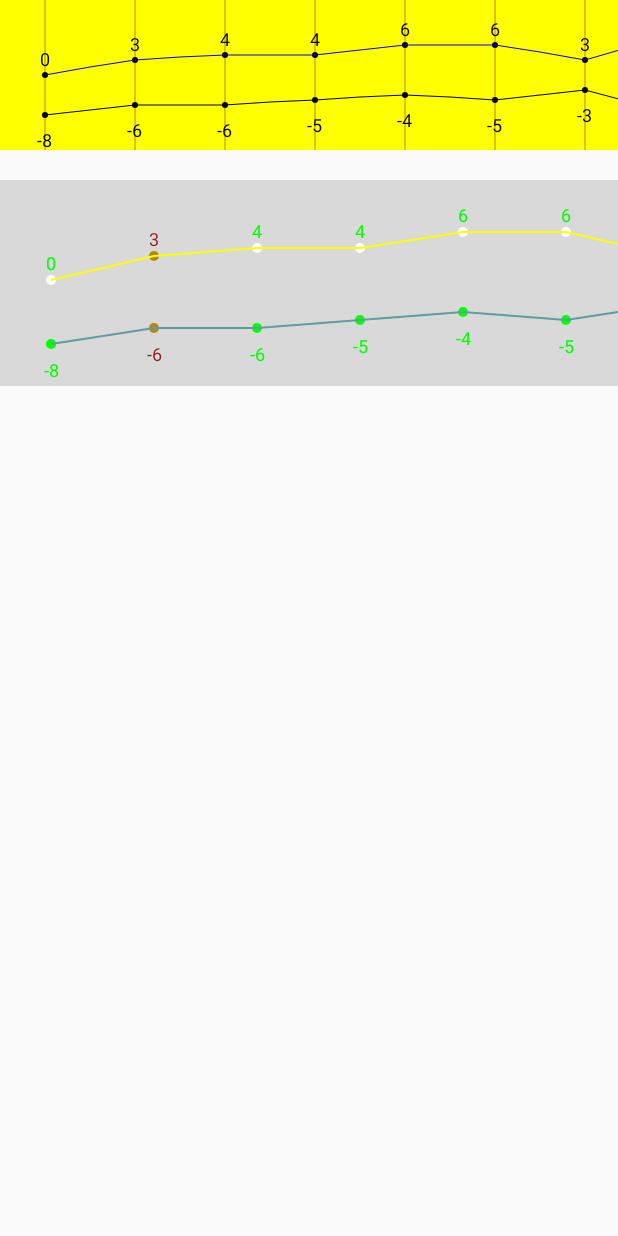
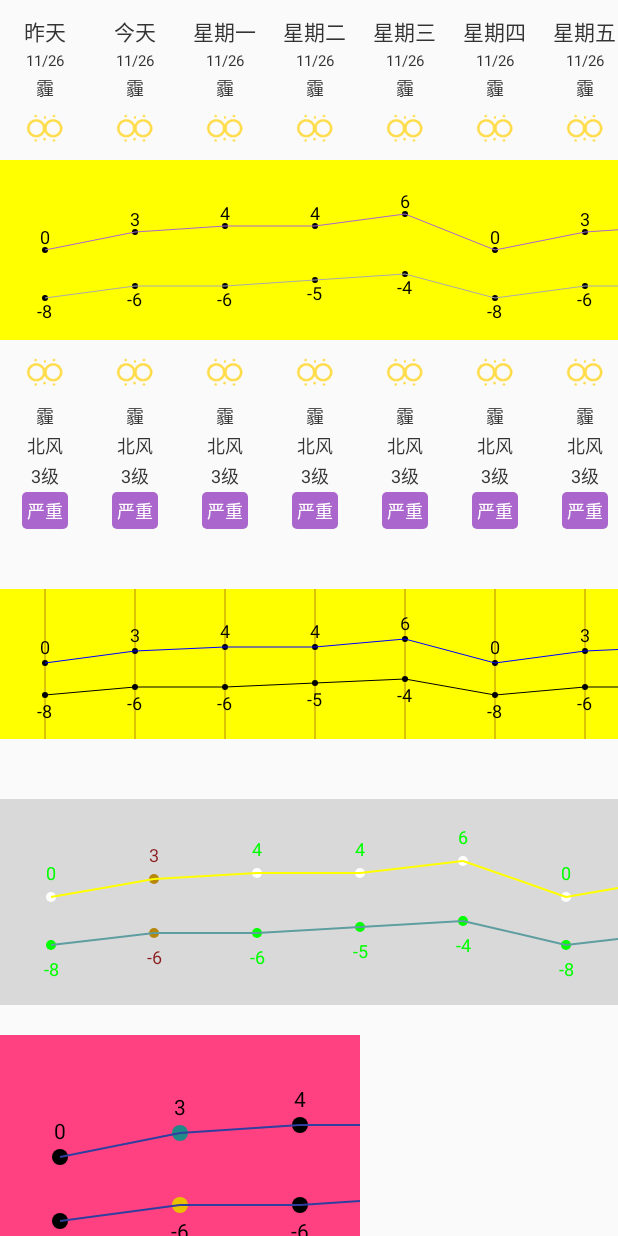
Before and after one commit to cjiahuan/WeatherView, an Android app: the screen it shows after launch (MainActivity), on a phone screen of 412 x 824 dp. Run offline under Robolectric (Android 15) with nearby library versions, the phone set to English and light mode, and no system bars.

Commit message:
finish v1.0.0 cjh

```diff
--- /dev/null
+++ b/app/src/main/java/cjh/weatherview/CompleteShowAdapter.java
@@ -0,0 +1,67 @@
+package cjh.weatherview;
+
+import android.content.Context;
+import android.support.v7.widget.RecyclerView;
+import android.view.LayoutInflater;
+import android.view.View;
+import android.view.ViewGroup;
+import android.widget.TextView;
+
+import java.util.ArrayList;
+import java.util.List;
+
+import cjh.weatherviewlibarary.WeatherView;
+
+/**
+ * Created by cjh on 16-11-27.
+ */
+
+public class CompleteShowAdapter extends RecyclerView.Adapter<CompleteShowAdapter.ViewHolder> {
+
+    private List<MyWeatherData> datas = new ArrayList<>();
+
+    private int highestDegree, lowestDegree;
+
+    private Context context;
+    private int weatherViewW;
+
+    public CompleteShowAdapter(Context context, List<MyWeatherData> datas, int highestDegree, int lowestDegree, int weatherViewW) {
+        this.context = context;
+        this.datas = datas;
+        this.highestDegree = highestDegree;
+        this.lowestDegree = lowestDegree;
+        this.weatherViewW = weatherViewW;
+    }
+
+    @Override
+    public ViewHolder onCreateViewHolder(ViewGroup parent, int viewType) {
+        View view = LayoutInflater.from(
+                context).inflate(R.layout.beta_weather, parent,
+                false);
+        return new ViewHolder(view);
+    }
+
+    @Override
+    public void onBindViewHolder(ViewHolder holder, int position) {
+        MyWeatherData myWeatherData = datas.get(position);
+        ((TextView) (holder.view.findViewById(R.id.date1))).setText(myWeatherData.date);
+        ((WeatherView<MyWeatherData>) (holder.view.findViewById(R.id.weatherView))).setWH(weatherViewW, weatherViewW * 2);
+        ((WeatherView<MyWeatherData>) (holder.view.findViewById(R.id.weatherView))).setDatas(datas, highestDegree, lowestDegree, position);
+    }
+
+    @Override
+    public int getItemCount() {
+        return datas.size();
+    }
+
+    static class ViewHolder extends RecyclerView.ViewHolder {
+
+        public View view;
+
+        public ViewHolder(View itemView) {
+            super(itemView);
+            this.view = itemView;
+        }
+    }
+
+}
--- a/app/src/main/java/cjh/weatherview/MainActivity.java
+++ b/app/src/main/java/cjh/weatherview/MainActivity.java
@@ -16,8 +16,10 @@ import cjh.weatherviewlibarary.WeatherView;
 
 public class MainActivity extends AppCompatActivity {
 
-    private RecyclerView recyclerView, recyclerView1;
+    private RecyclerView recyclerView2, recyclerView, recyclerView1;
     DisplayMetrics dm;
+
+    private WeatherView<MyWeatherData> weatherView1, weatherView2, weatherView3;
 
     public static MainActivity instance;
 
@@ -31,20 +33,36 @@ public class MainActivity extends AppCompatActivity {
 
         int mScreenWidth = dm.widthPixels;
 
+        List<MyWeatherData> datas = new ArrayList<>();
+        datas.add(new MyWeatherData(0, -8, "昨天"));
+        datas.add(new MyWeatherData(3, -6, "今天"));
+        datas.add(new MyWeatherData(4, -6, "星期一"));
+        datas.add(new MyWeatherData(4, -5, "星期二"));
+        datas.add(new MyWeatherData(6, -4, "星期三"));
+        datas.add(new MyWeatherData(0, -8, "星期四"));
+        datas.add(new MyWeatherData(3, -6, "星期五"));
+        datas.add(new MyWeatherData(4, -6, "星期六"));
+        datas.add(new MyWeatherData(4, -5, "星期日"));
+        datas.add(new MyWeatherData(6, -5, "星期一"));
+        datas.add(new MyWeatherData(3, -3, "星期二"));
+        datas.add(new MyWeatherData(8, -8, "星期三"));
+        datas.add(new MyWeatherData(0, -8, "星期四"));
+        datas.add(new MyWeatherData(3, -6, "星期五"));
+        datas.add(new MyWeatherData(4, -6, "星期六"));
+
+        recyclerView2 = (RecyclerView) findViewById(R.id.recyclerView2);
+        LinearLayoutManager linearLayoutManager2 = new LinearLayoutManager(this);
+        linearLayoutManager2.setOrientation(LinearLayoutManager.HORIZONTAL);
+        recyclerView2.setLayoutManager(linearLayoutManager2);
+        recyclerView2.setAdapter(new CompleteShowAdapter(this, datas, 8, -8, mScreenWidth / 6));
+
+
         //default WeatherView
         recyclerView = (RecyclerView) findViewById(R.id.recyclerView);
         LinearLayoutManager linearLayoutManager = new LinearLayoutManager(this);
         linearLayoutManager.setOrientation(LinearLayoutManager.HORIZONTAL);
         recyclerView.setLayoutManager(linearLayoutManager);
-        List<MyWeatherData> datas = new ArrayList<>();
-        datas.add(new MyWeatherData(0, -8));
-        datas.add(new MyWeatherData(3, -6));
-        datas.add(new MyWeatherData(4, -6));
-        datas.add(new MyWeatherData(4, -5));
-        datas.add(new MyWeatherData(6, -4));
-        datas.add(new MyWeatherData(6, -5));
-        datas.add(new MyWeatherData(3, -3));
-        datas.add(new MyWeatherData(8, -8));
+
         recyclerView.setAdapter(new MyAdapter(this, datas, 8, -8, mScreenWidth / 6, MyAdapter.DEFAULT_WEATHERVIEW));
 
 
@@ -53,6 +71,13 @@ public class MainActivity extends AppCompatActivity {
         linearLayoutManager1.setOrientation(LinearLayoutManager.HORIZONTAL);
         recyclerView1.setLayoutManager(linearLayoutManager1);
         recyclerView1.setAdapter(new MyAdapter(this, datas, 8, -8, mScreenWidth / 6, MyAdapter.SETTING_WEATHERVIEW));
+
+        weatherView1 = (WeatherView<MyWeatherData>) findViewById(R.id.weatherView1);
+        weatherView2 = (WeatherView<MyWeatherData>) findViewById(R.id.weatherView2);
+        weatherView3 = (WeatherView<MyWeatherData>) findViewById(R.id.weatherView3);
+        weatherView1.setDatas(datas, 8, -8, 0);
+        weatherView2.setDatas(datas, 8, -8, 1);
+        weatherView3.setDatas(datas, 8, -8, 2);
     }
 
 
--- a/app/src/main/java/cjh/weatherview/MyAdapter.java
+++ b/app/src/main/java/cjh/weatherview/MyAdapter.java
@@ -50,7 +50,7 @@ public class MyAdapter extends RecyclerView.Adapter<MyAdapter.ViewHolder> {
             holder.weatherView.setWH(weatherViewW, weatherViewW * 2);
             holder.weatherView.setBackgroundColor(Color.parseColor("#22000000"));
             holder.weatherView.setDotParams(MainActivity.instance.dip2px(3), Color.parseColor("#FFFFFF"), Color.parseColor("#00FF00"));
-            holder.weatherView.setTxtParams(MainActivity.instance.sp2px(12), Color.parseColor("#00ff00"), MainActivity.instance.dip2px(8), MainActivity.instance.dip2px(5));
+            holder.weatherView.setTxtParams(MainActivity.instance.sp2px(12), Color.parseColor("#00ff00"), MainActivity.instance.dip2px(8), MainActivity.instance.dip2px(10));
             holder.weatherView.setLineParams(MainActivity.instance.dip2px(1), Color.YELLOW, Color.parseColor("#5F9EA0"));
             if (position == 1) {
                 holder.weatherView.setToday(true);
--- a/app/src/main/java/cjh/weatherview/MyWeatherData.java
+++ b/app/src/main/java/cjh/weatherview/MyWeatherData.java
@@ -10,13 +10,15 @@ public class MyWeatherData implements IBaseWeatherData {
 
     public int highDegree;
     public int lowDegree;
+    public String date;
 
     public MyWeatherData() {
     }
 
-    public MyWeatherData(int highDegree, int lowDegree) {
+    public MyWeatherData(int highDegree, int lowDegree, String date) {
         this.highDegree = highDegree;
         this.lowDegree = lowDegree;
+        this.date = date;
     }
 
     @Override
--- /dev/null
+++ b/app/src/main/res/drawable/shape_serious.xml
@@ -0,0 +1,8 @@
+<?xml version="1.0" encoding="utf-8"?>
+<shape xmlns:android="http://schemas.android.com/apk/res/android"
+    android:shape="rectangle">
+
+    <corners android:radius="3dp"></corners>
+
+    <solid android:color="@android:color/holo_purple"></solid>
+</shape>
--- a/app/src/main/res/layout/activity_main.xml
+++ b/app/src/main/res/layout/activity_main.xml
@@ -12,10 +12,19 @@
         android:layout_height="match_parent"
         android:orientation="vertical">
 
+
+        <android.support.v7.widget.RecyclerView
+            android:id="@+id/recyclerView2"
+            android:layout_width="match_parent"
+            android:layout_height="wrap_content">
+
+        </android.support.v7.widget.RecyclerView>
+
         <android.support.v7.widget.RecyclerView
             android:id="@+id/recyclerView"
             android:layout_width="match_parent"
-            android:layout_height="wrap_content">
+            android:layout_height="wrap_content"
+            android:layout_marginTop="40dp">
 
         </android.support.v7.widget.RecyclerView>
 
@@ -24,9 +33,71 @@
             android:id="@+id/recyclerView1"
             android:layout_width="match_parent"
             android:layout_height="wrap_content"
-            android:layout_marginTop="20dp">
+            android:layout_marginTop="40dp">
 
         </android.support.v7.widget.RecyclerView>
+
+        <LinearLayout
+            android:layout_width="match_parent"
+            android:layout_height="wrap_content"
+            android:layout_marginTop="20dp"
+            android:orientation="horizontal">
+
+            <cjh.weatherviewlibarary.WeatherView
+                android:id="@+id/weatherView1"
+                android:layout_width="80dp"
+                android:layout_height="160dp"
+                app:backgroundColor="@color/colorAccent"
+                app:dotColor="@android:color/white"
+                app:dotRadiu="5dp"
+                app:lineColor="@color/colorPrimaryDark"
+                app:lineStrokWidth="1dp"
+                app:todayDotRadiu="8dp"
+                app:todayHighTxtColor="@android:color/black"
+                app:todayLowTxtColor="@android:color/black"
+                app:txtColor="@color/colorPrimary"
+                app:txtSize="14sp"
+                app:txtToBorder="10dp"
+                app:txtToDot="9dp" />
+
+            <cjh.weatherviewlibarary.WeatherView
+                android:id="@+id/weatherView2"
+                android:layout_width="80dp"
+                android:layout_height="160dp"
+                app:backgroundColor="@color/colorAccent"
+                app:dotColor="@android:color/white"
+                app:dotRadiu="5dp"
+                app:highTxtColor="@color/colorPrimaryDark"
+                app:istoday="true"
+                app:lineColor="@color/colorPrimaryDark"
+                app:lineStrokWidth="1dp"
+                app:todayHighDotColor="#228989"
+                app:todayHighTxtColor="@android:color/black"
+                app:todayLowDotColor="#EAC100"
+                app:todayLowTxtColor="@android:color/black"
+                app:txtColor="@color/colorPrimary"
+                app:txtSize="14sp"
+                app:txtToBorder="10dp"
+                app:txtToDot="9dp" />
+
+            <cjh.weatherviewlibarary.WeatherView
+                android:id="@+id/weatherView3"
+                android:layout_width="80dp"
+                android:layout_height="160dp"
+                app:backgroundColor="@color/colorAccent"
+                app:dotColor="@android:color/white"
+                app:dotRadiu="5dp"
+                app:lineColor="@color/colorPrimaryDark"
+                app:lineStrokWidth="1dp"
+                app:todayDotRadiu="8dp"
+                app:todayHighTxtColor="@android:color/black"
+                app:todayLowTxtColor="@android:color/black"
+                app:txtColor="@color/colorPrimary"
+                app:txtSize="14sp"
+                app:txtToBorder="10dp"
+                app:txtToDot="9dp" />
+
+        </LinearLayout>
 
 
     </LinearLayout>
--- /dev/null
+++ b/app/src/main/res/layout/beta_weather.xml
@@ -0,0 +1,98 @@
+<?xml version="1.0" encoding="utf-8"?>
+<LinearLayout xmlns:android="http://schemas.android.com/apk/res/android"
+    xmlns:app="http://schemas.android.com/apk/res-auto"
+    android:layout_width="wrap_content"
+    android:layout_height="match_parent"
+    android:gravity="center_horizontal"
+    android:orientation="vertical">
+
+
+    <android.support.v7.widget.AppCompatTextView
+        android:id="@+id/date1"
+        android:layout_width="wrap_content"
+        android:layout_height="wrap_content"
+        android:layout_marginTop="10dp"
+        android:text="昨天"
+        android:textColor="#333333"
+        android:textSize="14sp" />
+
+    <android.support.v7.widget.AppCompatTextView
+        android:id="@+id/date2"
+        android:layout_width="wrap_content"
+        android:layout_height="wrap_content"
+        android:layout_marginTop="2dp"
+        android:text="11/26"
+        android:textColor="#333333"
+        android:textSize="10sp" />
+
+    <android.support.v7.widget.AppCompatTextView
+        android:layout_width="wrap_content"
+        android:layout_height="wrap_content"
+        android:layout_marginTop="2dp"
+        android:text="霾"
+        android:textColor="#333333"
+        android:textSize="12sp" />
+
+    <ImageView
+        android:layout_width="25dp"
+        android:layout_height="25dp"
+        android:layout_margin="5dp"
+        android:src="@drawable/org3_ww45" />
+
+    <cjh.weatherviewlibarary.WeatherView
+        android:id="@+id/weatherView"
+        android:layout_width="60dp"
+        android:layout_height="120dp"
+        android:layout_marginBottom="3dp"
+        android:layout_marginTop="3dp"
+        app:dotColor="@android:color/white"
+        app:dotRadiu="2dp"
+        app:highLineColor="@android:color/holo_purple"
+        app:lowLineColor="@android:color/darker_gray"
+        app:txtColor="@android:color/black"
+        app:txtSize="12sp"
+        app:txtToBorder="10dp"
+        app:txtToDot="3dp" />
+
+    <ImageView
+        android:layout_width="25dp"
+        android:layout_height="25dp"
+        android:layout_margin="5dp"
+        android:src="@drawable/org3_ww45" />
+
+    <android.support.v7.widget.AppCompatTextView
+        android:layout_width="wrap_content"
+        android:layout_height="wrap_content"
+        android:layout_marginTop="2dp"
+        android:text="霾"
+        android:textColor="#333333"
+        android:textSize="12sp" />
+
+    <android.support.v7.widget.AppCompatTextView
+        android:layout_width="wrap_content"
+        android:layout_height="wrap_content"
+        android:layout_marginTop="2dp"
+        android:text="北风"
+        android:textColor="#333333"
+        android:textSize="12sp" />
+
+    <android.support.v7.widget.AppCompatTextView
+        android:layout_width="wrap_content"
+        android:layout_height="wrap_content"
+        android:layout_marginTop="2dp"
+        android:text="3级"
+        android:textColor="#333333"
+        android:textSize="12sp" />
+
+    <android.support.v7.widget.AppCompatTextView
+        android:layout_width="wrap_content"
+        android:layout_height="wrap_content"
+        android:layout_marginTop="2dp"
+        android:background="@drawable/shape_serious"
+        android:padding="3dp"
+        android:text="严重"
+        android:textColor="#fff"
+        android:textSize="12sp" />
+
+
+</LinearLayout>
--- a/weatherviewlibarary/src/main/java/cjh/weatherviewlibarary/WeatherView.java
+++ b/weatherviewlibarary/src/main/java/cjh/weatherviewlibarary/WeatherView.java
@@ -9,6 +9,7 @@ import android.graphics.Point;
 import android.util.AttributeSet;
 import android.util.DisplayMetrics;
 import android.util.Log;
+import android.util.TypedValue;
 import android.view.View;
 
 import java.util.ArrayList;
@@ -190,7 +191,7 @@ public class WeatherView<T extends IBaseWeatherData> extends View {
             txtSize = sp2px(TXTSIZE);
         if (dotRadiu == -1)
             dotRadiu = dip2px(WEADOTRADIU);
-        if (todayDotRadiu != -1)
+        if (todayDotRadiu == -1)
             todayDotRadiu = dotRadiu;
         if (lineStrokeWidth == -1)
             lineStrokeWidth = dip2px(LINEWIDTH);
@@ -306,7 +307,7 @@ public class WeatherView<T extends IBaseWeatherData> extends View {
 
 
         txtPaint = new Paint(Paint.ANTI_ALIAS_FLAG);
-        fontMetrics = txtPaint.getFontMetrics();
+
 
         linePaint = new Paint(Paint.ANTI_ALIAS_FLAG);
         linePaint.setStyle(Paint.Style.STROKE);
@@ -525,6 +526,8 @@ public class WeatherView<T extends IBaseWeatherData> extends View {
             return;
         }
 
+        txtPaint.setTextSize(txtSize);
+        fontMetrics = txtPaint.getFontMetrics();
 
         //宽高
         w = getWidth();
@@ -536,7 +539,7 @@ public class WeatherView<T extends IBaseWeatherData> extends View {
         //------------------------在绘制控件之前的必要数据 base data, 整个控件的绘制都是基于这几个数据---------------------------
 
         //baseY：代表的是 文字距离顶部/底部的距离 + 文字距离dot的距离 + 文字本身的高度
-        baseY = txtToBorder + txtToDot + (int) (fontMetrics.descent - fontMetrics.ascent);
+        baseY = txtToBorder + txtToDot + (int) (fontMetrics.bottom - fontMetrics.ascent);
 
         //最重要的一个数据 baseHeight: 可以看到 h - 2*baseY 其实就是在计算真实可用的温度线的高度区间
         int baseHeight = h - 2 * baseY;
@@ -669,7 +672,6 @@ public class WeatherView<T extends IBaseWeatherData> extends View {
      * @return
      */
     protected Point[] getTxtBaseLinePoint(T t, Point[] tPoints) {
-        txtPaint.setTextSize(txtSize);
         Point[] baseLinePoints = new Point[2];
         Point middelHighPoint = tPoints[0];
         int disY = dotRadiu / 2 + txtToDot;
@@ -677,8 +679,8 @@ public class WeatherView<T extends IBaseWeatherData> extends View {
         int highBaseLineX = (w - (int) txtPaint.measureText(t.getHighDegree() + "")) / 2;
         Point highBaseLinePoint = new Point(highBaseLineX, highBaseLineY);
         Point middleLowPoint = tPoints[1];
-        int textHeight = Math.abs((int) (fontMetrics.bottom - fontMetrics.top));
-        int lowBaseLineY = middleLowPoint.y + disY + txtToDot + textHeight;
+        int textHeight = Math.abs((int) (fontMetrics.bottom - fontMetrics.ascent));
+        int lowBaseLineY = middleLowPoint.y + disY + textHeight / 3 * 2;
         int lowBaseLineX = (w - (int) txtPaint.measureText(t.getLowDegree() + "")) / 2;
         Point lowBaseLinePoint = new Point(lowBaseLineX, lowBaseLineY);
         baseLinePoints[0] = highBaseLinePoint;
```
Also changed, not shown: app/src/main/assets/Screenshot_20161127-211920~2.png (added), app/src/main/assets/ezgif.com-video-to-gif (3).gif (added), app/src/main/res/drawable-xxxhdpi/org3_ww45.png (added).
